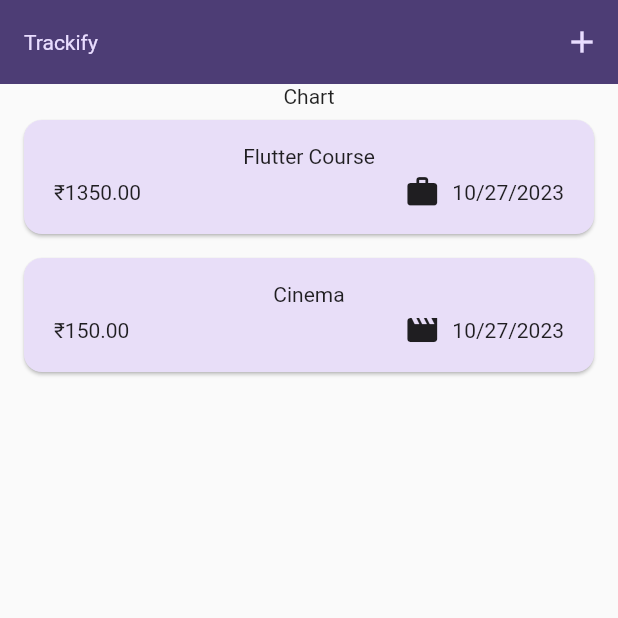
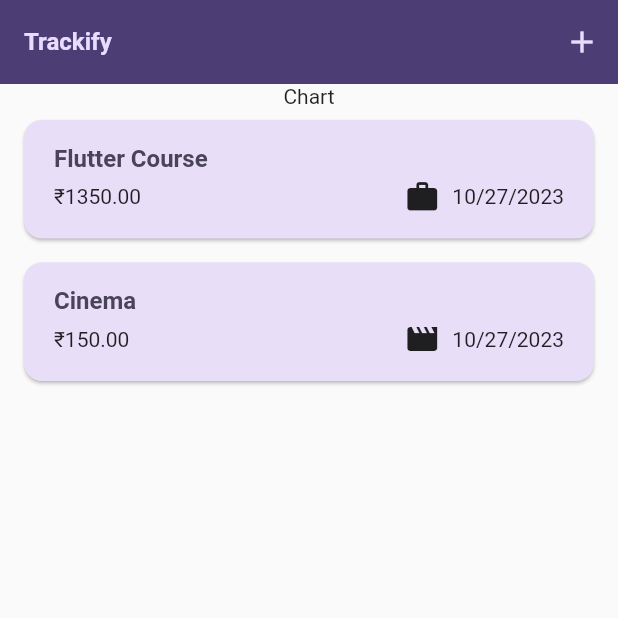
Before and after one commit to TVirus11/Trackify, a Flutter app: the screen it shows after launch, on a phone screen of 412 x 824 dp, the top half of it. Run offline on Flutter 3.47's test engine with Material 2 defaults, Android fonts, the phone set to English and light mode, and no system bars.

Commit message:
Added Dark Theme

```diff
--- a/lib/widgets/expenses_list/expense_item.dart
+++ b/lib/widgets/expenses_list/expense_item.dart
@@ -15,9 +15,11 @@ class ExpenseItem extends StatelessWidget {
           vertical: 16,
         ),
         child: Column(
+          crossAxisAlignment: CrossAxisAlignment.start,
           children: [
             Text(
               expense.title,
+              style: Theme.of(context).textTheme.titleLarge,
             ),
             const SizedBox(
               height: 4,
--- a/lib/widgets/expenses_list/expenses_list.dart
+++ b/lib/widgets/expenses_list/expenses_list.dart
@@ -20,6 +20,12 @@ class ExpensesList extends StatelessWidget {
         key: ValueKey(
           expenses[index],
         ),
+        background: Container(
+          color: Theme.of(context).colorScheme.error,
+          margin: EdgeInsets.symmetric(
+            horizontal: Theme.of(context).cardTheme.margin!.horizontal,
+          ),
+        ),
         onDismissed: (direction) {
           onRemoveExpense(expenses[index]);
         },
```
Also changed, not shown: lib/main.dart (+24 -2 lines).
